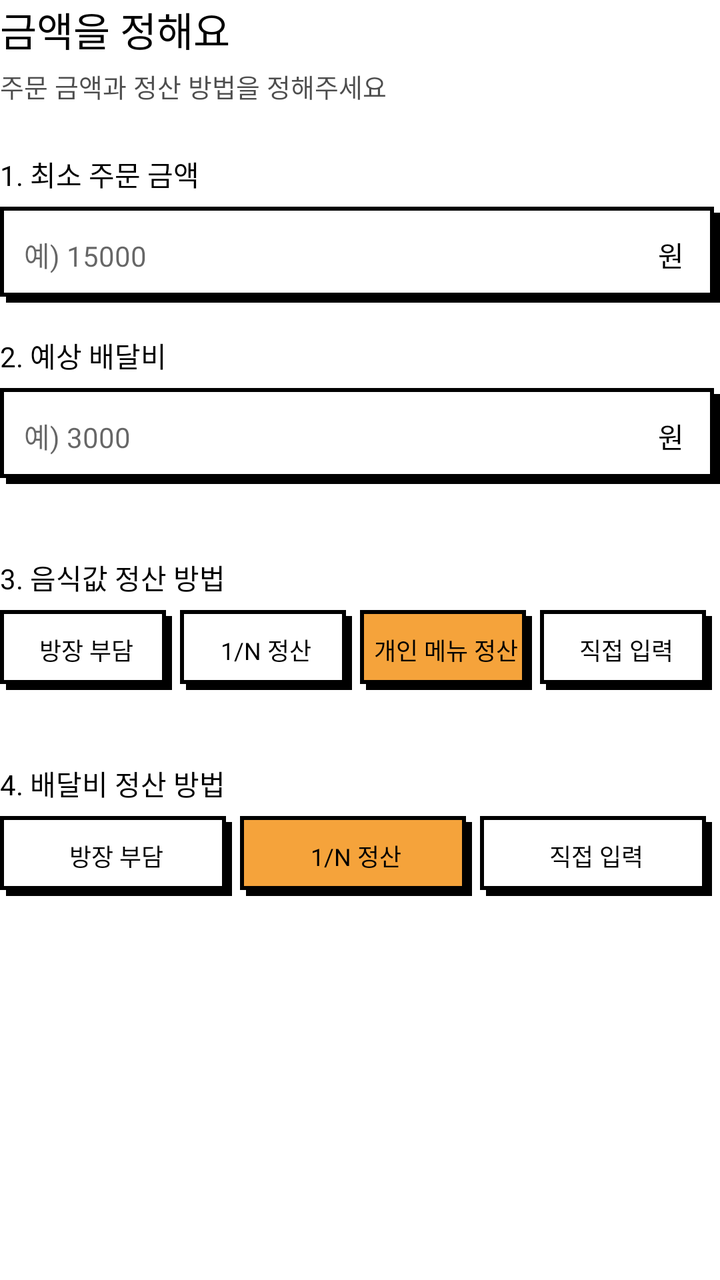
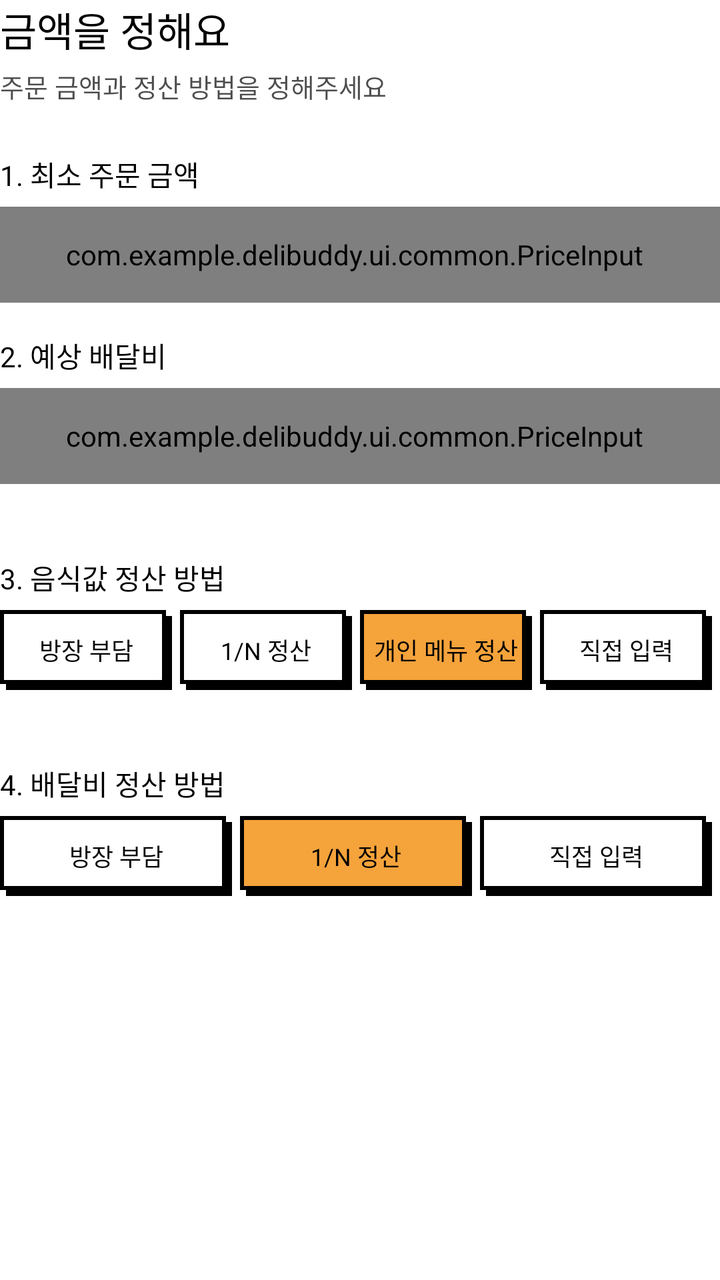

Two renders of the same Android screen: before a commit and after it. Below are the layout's source before the change and the commit's diff.
<!-- AndroidManifest.xml: application theme Theme.Delibuddy -->
<!-- res/layout/layout_create_step4.xml -->
<?xml version="1.0" encoding="utf-8"?>
<LinearLayout xmlns:android="http://schemas.android.com/apk/res/android"
    android:layout_width="match_parent"
    android:layout_height="wrap_content"
    android:orientation="vertical">

    <TextView
        android:layout_width="wrap_content"
        android:layout_height="wrap_content"
        android:text="@string/create_step4_heading"
        android:textColor="@color/black"
        android:textSize="20sp" />

    <TextView
        android:layout_width="wrap_content"
        android:layout_height="wrap_content"
        android:layout_marginTop="4dp"
        android:alpha="0.7"
        android:text="@string/create_step4_sub"
        android:textColor="@color/black"
        android:textSize="13sp" />

    
    <TextView
        android:layout_width="wrap_content"
        android:layout_height="wrap_content"
        android:layout_marginTop="24dp"
        android:text="@string/create_min_order_label"
        android:textColor="@color/black"
        android:textSize="14sp" />

    <LinearLayout
        android:layout_width="match_parent"
        android:layout_height="48dp"
        android:layout_marginTop="6dp"
        android:background="@drawable/bg_pixel_box"
        android:gravity="center_vertical"
        android:orientation="horizontal"
        android:paddingStart="12dp"
        android:paddingEnd="18dp">

        <EditText
            android:id="@+id/edit_min_order"
            android:layout_width="0dp"
            android:layout_height="match_parent"
            android:layout_weight="1"
            android:background="@null"
            android:hint="@string/create_min_order_hint"
            android:importantForAutofill="no"
            android:inputType="number"
            android:maxLength="7"
            android:maxLines="1"
            android:textSize="14sp" />

        <TextView
            android:layout_width="wrap_content"
            android:layout_height="wrap_content"
            android:text="@string/create_won"
            android:textColor="@color/black"
            android:textSize="14sp" />
    </LinearLayout>

    
    <TextView
        android:layout_width="wrap_content"
        android:layout_height="wrap_content"
        android:layout_marginTop="16dp"
        android:text="@string/create_delivery_fee_label"
        android:textColor="@color/black"
        android:textSize="14sp" />

    <LinearLayout
        android:layout_width="match_parent"
        android:layout_height="48dp"
        android:layout_marginTop="6dp"
        android:background="@drawable/bg_pixel_box"
        android:gravity="center_vertical"
        android:orientation="horizontal"
        android:paddingStart="12dp"
        android:paddingEnd="18dp">

        <EditText
            android:id="@+id/edit_delivery_fee"
            android:layout_width="0dp"
            android:layout_height="match_parent"
            android:layout_weight="1"
            android:background="@null"
            android:hint="@string/create_delivery_fee_hint"
            android:importantForAutofill="no"
            android:inputType="number"
            android:maxLength="7"
            android:maxLines="1"
            android:textSize="14sp" />

        <TextView
            android:layout_width="wrap_content"
            android:layout_height="wrap_content"
            android:text="@string/create_won"
            android:textColor="@color/black"
            android:textSize="14sp" />
    </LinearLayout>

    
    <TextView
        android:id="@+id/text_fee_note"
        android:layout_width="wrap_content"
        android:layout_height="wrap_content"
        android:layout_marginTop="4dp"
        android:alpha="0.7"
        android:textColor="@color/black"
        android:textSize="12sp" />

    
    <TextView
        android:layout_width="wrap_content"
        android:layout_height="wrap_content"
        android:layout_marginTop="16dp"
        android:text="@string/create_food_split_label"
        android:textColor="@color/black"
        android:textSize="14sp" />

    <RadioGroup
        android:id="@+id/group_food_split"
        android:layout_width="match_parent"
        android:layout_height="wrap_content"
        android:layout_marginTop="6dp"
        android:baselineAligned="false"
        android:orientation="horizontal">

        <RadioButton
            android:id="@+id/radio_food_host"
            style="@style/SplitChip"
            android:text="@string/split_host" />

        <RadioButton
            android:id="@+id/radio_food_equal"
            style="@style/SplitChip"
            android:text="@string/split_equal" />

        <RadioButton
            android:id="@+id/radio_food_by_menu"
            style="@style/SplitChip"
            android:text="@string/split_by_menu"
            android:checked="true" />

        <RadioButton
            android:id="@+id/radio_food_custom"
            style="@style/SplitChip"
            android:text="@string/split_custom" />
    </RadioGroup>

    <TextView
        android:id="@+id/text_food_split_desc"
        android:layout_width="wrap_content"
        android:layout_height="wrap_content"
        android:layout_marginTop="4dp"
        android:alpha="0.7"
        android:textColor="@color/black"
        android:textSize="12sp" />

    
    <TextView
        android:layout_width="wrap_content"
        android:layout_height="wrap_content"
        android:layout_marginTop="16dp"
        android:text="@string/create_delivery_split_label"
        android:textColor="@color/black"
        android:textSize="14sp" />

    <RadioGroup
        android:id="@+id/group_delivery_split"
        android:layout_width="match_parent"
        android:layout_height="wrap_content"
        android:layout_marginTop="6dp"
        android:layout_marginBottom="8dp"
        android:baselineAligned="false"
        android:orientation="horizontal">

        <RadioButton
            android:id="@+id/radio_delivery_host"
            style="@style/SplitChip"
            android:text="@string/split_host" />

        <RadioButton
            android:id="@+id/radio_delivery_equal"
            style="@style/SplitChip"
            android:text="@string/split_equal"
            android:checked="true" />

        <RadioButton
            android:id="@+id/radio_delivery_custom"
            style="@style/SplitChip"
            android:text="@string/split_custom" />
    </RadioGroup>
</LinearLayout>
<!-- resources referenced by this layout -->
<resources>
  <color name="black">#FF000000</color>
  <!-- drawable bg_pixel_box (drawable) -->
  <?xml version="1.0" encoding="utf-8"?>
  <layer-list xmlns:android="http://schemas.android.com/apk/res/android">
      
      <item
          android:left="@dimen/pixel_shadow"
          android:top="@dimen/pixel_shadow">
          <shape android:shape="rectangle">
              <solid android:color="@color/black" />
          </shape>
      </item>
      
      <item
          android:right="@dimen/pixel_shadow"
          android:bottom="@dimen/pixel_shadow">
          <shape android:shape="rectangle">
              <solid android:color="@color/white" />
              <stroke
                  android:width="@dimen/pixel_stroke"
                  android:color="@color/black" />
          </shape>
      </item>
  </layer-list>
  <string name="create_delivery_fee_hint">예) 3000</string>
  <string name="create_delivery_fee_label">2. 예상 배달비</string>
  <string name="create_delivery_split_label">4. 배달비 정산 방법</string>
  <string name="create_food_split_label">3. 음식값 정산 방법</string>
  <string name="create_min_order_hint">예) 15000</string>
  <string name="create_min_order_label">1. 최소 주문 금액</string>
  <string name="create_step4_heading">금액을 정해요</string>
  <string name="create_step4_sub">주문 금액과 정산 방법을 정해주세요</string>
  <string name="create_won">원</string>
  <string name="split_by_menu">개인 메뉴 정산</string>
  <string name="split_custom">직접 입력</string>
  <string name="split_equal">1/N 정산</string>
  <string name="split_host">방장 부담</string>
  <style name="SplitChip" parent="CategoryChip">
          <item name="android:layout_height">40dp</item>
          <item name="android:textSize">12sp</item>
      </style>
  <style name="Theme.Delibuddy" parent="Theme.MaterialComponents.DayNight.NoActionBar">
          
          <item name="colorPrimary">@color/background</item>
          <item name="colorPrimaryVariant">@color/purple_700</item>
          <item name="colorOnPrimary">@color/white</item>
          
          <item name="colorSecondary">@color/teal_200</item>
          <item name="colorSecondaryVariant">@color/teal_700</item>
          <item name="colorOnSecondary">@color/black</item>
          
          <item name="android:statusBarColor">?attr/colorPrimaryVariant</item>
          
          <item name="fontFamily">@font/mulmaru</item>
      </style>
  <dimen name="pixel_shadow">3dp</dimen>
  <color name="white">#FFFFFFFF</color>
  <dimen name="pixel_stroke">2dp</dimen>
  <style name="CategoryChip">
          <item name="android:layout_width">0dp</item>
          <item name="android:layout_height">36dp</item>
          <item name="android:layout_weight">1</item>
          <item name="android:layout_marginEnd">4dp</item>
          <item name="android:background">@drawable/bg_category_chip</item>
          <item name="android:button">@null</item>
          <item name="android:gravity">center</item>
          <item name="android:textColor">@color/black</item>
          <item name="android:textSize">13sp</item>
      </style>
  <color name="background">#FFF4CF</color>
  <color name="purple_700">#FF3700B3</color>
  <color name="teal_200">#FF03DAC5</color>
  <color name="teal_700">#FF018786</color>
  <color name="point_orange">#F5A33B</color>
  <!-- unchanged entries left out for length: 1 -->
</resources>

<!-- the commit's change to res/layout/layout_create_step4.xml (unified diff, before → after) -->
@@ -1,5 +1,6 @@
 <?xml version="1.0" encoding="utf-8"?>
 <LinearLayout xmlns:android="http://schemas.android.com/apk/res/android"
+    xmlns:app="http://schemas.android.com/apk/res-auto"
     android:layout_width="match_parent"
     android:layout_height="wrap_content"
     android:orientation="vertical">
@@ -29,36 +30,15 @@
         android:textColor="@color/black"
         android:textSize="14sp" />
 
-    <LinearLayout
+    <com.example.delibuddy.ui.common.PriceInput
+        android:id="@+id/min_order_amount"
+        style="@style/PriceInputStyle"
         android:layout_width="match_parent"
         android:layout_height="48dp"
         android:layout_marginTop="6dp"
-        android:background="@drawable/bg_pixel_box"
-        android:gravity="center_vertical"
-        android:orientation="horizontal"
-        android:paddingStart="12dp"
-        android:paddingEnd="18dp">
-
-        <EditText
-            android:id="@+id/edit_min_order"
-            android:layout_width="0dp"
-            android:layout_height="match_parent"
-            android:layout_weight="1"
-            android:background="@null"
-            android:hint="@string/create_min_order_hint"
-            android:importantForAutofill="no"
-            android:inputType="number"
-            android:maxLength="7"
-            android:maxLines="1"
-            android:textSize="14sp" />
-
-        <TextView
-            android:layout_width="wrap_content"
-            android:layout_height="wrap_content"
-            android:text="@string/create_won"
-            android:textColor="@color/black"
-            android:textSize="14sp" />
-    </LinearLayout>
+        android:hint="@string/create_min_order_hint"
+        android:maxLength="7"
+        app:amountEditId="@+id/edit_min_order" />
 
     
     <TextView
@@ -69,36 +49,15 @@
         android:textColor="@color/black"
         android:textSize="14sp" />
 
-    <LinearLayout
+    <com.example.delibuddy.ui.common.PriceInput
+        android:id="@+id/delivery_fee_amount"
+        style="@style/PriceInputStyle"
         android:layout_width="match_parent"
         android:layout_height="48dp"
         android:layout_marginTop="6dp"
-        android:background="@drawable/bg_pixel_box"
-        android:gravity="center_vertical"
-        android:orientation="horizontal"
-        android:paddingStart="12dp"
-        android:paddingEnd="18dp">
-
-        <EditText
-            android:id="@+id/edit_delivery_fee"
-            android:layout_width="0dp"
-            android:layout_height="match_parent"
-            android:layout_weight="1"
-            android:background="@null"
-            android:hint="@string/create_delivery_fee_hint"
-            android:importantForAutofill="no"
-            android:inputType="number"
-            android:maxLength="7"
-            android:maxLines="1"
-            android:textSize="14sp" />
-
-        <TextView
-            android:layout_width="wrap_content"
-            android:layout_height="wrap_content"
-            android:text="@string/create_won"
-            android:textColor="@color/black"
-            android:textSize="14sp" />
-    </LinearLayout>
+        android:hint="@string/create_delivery_fee_hint"
+        android:maxLength="7"
+        app:amountEditId="@+id/edit_delivery_fee" />
 
     
     <TextView
<!-- resource entries referenced after the edit -->
@@ -32,11 +32,19 @@
   <string name="create_min_order_label">1. 최소 주문 금액</string>
   <string name="create_step4_heading">금액을 정해요</string>
   <string name="create_step4_sub">주문 금액과 정산 방법을 정해주세요</string>
-  <string name="create_won">원</string>
   <string name="split_by_menu">개인 메뉴 정산</string>
   <string name="split_custom">직접 입력</string>
   <string name="split_equal">1/N 정산</string>
   <string name="split_host">방장 부담</string>
+  <style name="PriceInputStyle">
+          <item name="android:orientation">horizontal</item>
+          <item name="android:gravity">center_vertical</item>
+          <item name="android:background">@drawable/bg_pixel_box</item>
+          <item name="android:paddingStart">12dp</item>
+          <item name="android:paddingTop">0dp</item>
+          <item name="android:paddingEnd">18dp</item>
+          <item name="android:paddingBottom">0dp</item>
+      </style>
   <style name="SplitChip" parent="CategoryChip">
           <item name="android:layout_height">40dp</item>
           <item name="android:textSize">12sp</item>
